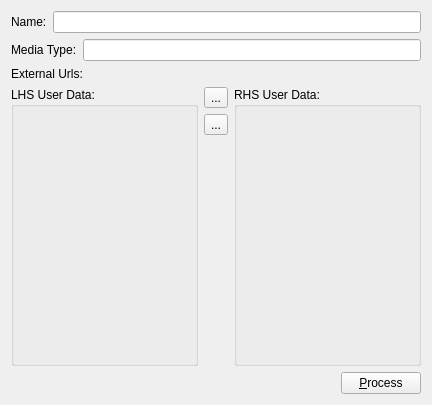
Qt form UI/MediaWindow.ui (towel42-com/EmbySync) before a commit.
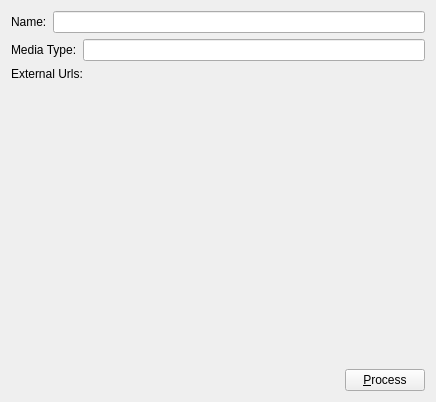
The same form after that commit. Icons and pictures are not drawn. Custom widgets are drawn as their Qt base class.

The edit to the form file:
```diff
--- a/UI/MediaWindow.ui
+++ b/UI/MediaWindow.ui
@@ -6,15 +6,51 @@
    <rect>
     <x>0</x>
     <y>0</y>
-    <width>432</width>
-    <height>405</height>
+    <width>436</width>
+    <height>402</height>
    </rect>
   </property>
   <property name="windowTitle">
    <string>Media Information</string>
   </property>
-  <layout class="QGridLayout" name="gridLayout">
-   <item row="2" column="0" colspan="3">
+  <layout class="QVBoxLayout" name="verticalLayout">
+   <item>
+    <layout class="QHBoxLayout" name="horizontalLayout">
+     <item>
+      <widget class="QLabel" name="label">
+       <property name="text">
+        <string>Name:</string>
+       </property>
+      </widget>
+     </item>
+     <item>
+      <widget class="QLineEdit" name="currMediaName">
+       <property name="readOnly">
+        <bool>true</bool>
+       </property>
+      </widget>
+     </item>
+    </layout>
+   </item>
+   <item>
+    <layout class="QHBoxLayout" name="horizontalLayout_3">
+     <item>
+      <widget class="QLabel" name="label_2">
+       <property name="text">
+        <string>Media Type:</string>
+       </property>
+      </widget>
+     </item>
+     <item>
+      <widget class="QLineEdit" name="currMediaType">
+       <property name="readOnly">
+        <bool>true</bool>
+       </property>
+      </widget>
+     </item>
+    </layout>
+   </item>
+   <item>
     <widget class="QLabel" name="externalUrls">
      <property name="text">
       <string>External Urls:</string>
@@ -24,55 +60,10 @@
      </property>
     </widget>
    </item>
-   <item row="3" column="0" rowspan="3">
-    <widget class="CMediaUserDataWidget" name="lhsUserMediaData">
-     <property name="sizePolicy">
-      <sizepolicy hsizetype="Preferred" vsizetype="Preferred">
-       <horstretch>1</horstretch>
-       <verstretch>0</verstretch>
-      </sizepolicy>
-     </property>
-     <property name="title">
-      <string>LHS User Data:</string>
-     </property>
-    </widget>
+   <item>
+    <widget class="QWidget" name="userDataWidgets" native="true"/>
    </item>
-   <item row="3" column="1">
-    <widget class="QToolButton" name="applyToRight">
-     <property name="text">
-      <string>...</string>
-     </property>
-     <property name="icon">
-      <iconset resource="EmbySync.qrc">
-       <normaloff>:/resources/arrowright.png</normaloff>:/resources/arrowright.png</iconset>
-     </property>
-    </widget>
-   </item>
-   <item row="3" column="2" rowspan="3">
-    <widget class="CMediaUserDataWidget" name="rhsUserMediaData">
-     <property name="sizePolicy">
-      <sizepolicy hsizetype="Preferred" vsizetype="Preferred">
-       <horstretch>1</horstretch>
-       <verstretch>0</verstretch>
-      </sizepolicy>
-     </property>
-     <property name="title">
-      <string>RHS User Data:</string>
-     </property>
-    </widget>
-   </item>
-   <item row="4" column="1">
-    <widget class="QToolButton" name="applyToLeft">
-     <property name="text">
-      <string>...</string>
-     </property>
-     <property name="icon">
-      <iconset resource="EmbySync.qrc">
-       <normaloff>:/resources/arrowleft.png</normaloff>:/resources/arrowleft.png</iconset>
-     </property>
-    </widget>
-   </item>
-   <item row="5" column="1">
+   <item>
     <spacer name="verticalSpacer">
      <property name="orientation">
       <enum>Qt::Vertical</enum>
@@ -80,48 +71,12 @@
      <property name="sizeHint" stdset="0">
       <size>
        <width>20</width>
-       <height>220</height>
+       <height>40</height>
       </size>
      </property>
     </spacer>
    </item>
-   <item row="0" column="0" colspan="3">
-    <layout class="QHBoxLayout" name="horizontalLayout">
-     <item>
-      <widget class="QLabel" name="label">
-       <property name="text">
-        <string>Name:</string>
-       </property>
-      </widget>
-     </item>
-     <item>
-      <widget class="QLineEdit" name="currMediaName">
-       <property name="readOnly">
-        <bool>true</bool>
-       </property>
-      </widget>
-     </item>
-    </layout>
-   </item>
-   <item row="1" column="0" colspan="3">
-    <layout class="QHBoxLayout" name="horizontalLayout_3">
-     <item>
-      <widget class="QLabel" name="label_2">
-       <property name="text">
-        <string>Media Type:</string>
-       </property>
-      </widget>
-     </item>
-     <item>
-      <widget class="QLineEdit" name="currMediaType">
-       <property name="readOnly">
-        <bool>true</bool>
-       </property>
-      </widget>
-     </item>
-    </layout>
-   </item>
-   <item row="6" column="0" colspan="3">
+   <item>
     <layout class="QHBoxLayout" name="horizontalLayout_2">
      <item>
       <spacer name="horizontalSpacer">
@@ -151,14 +106,6 @@
    </item>
   </layout>
  </widget>
- <customwidgets>
-  <customwidget>
-   <class>CMediaUserDataWidget</class>
-   <extends>QGroupBox</extends>
-   <header>MediaUserDataWidget.h</header>
-   <container>1</container>
-  </customwidget>
- </customwidgets>
  <resources>
   <include location="EmbySync.qrc"/>
  </resources>
```
